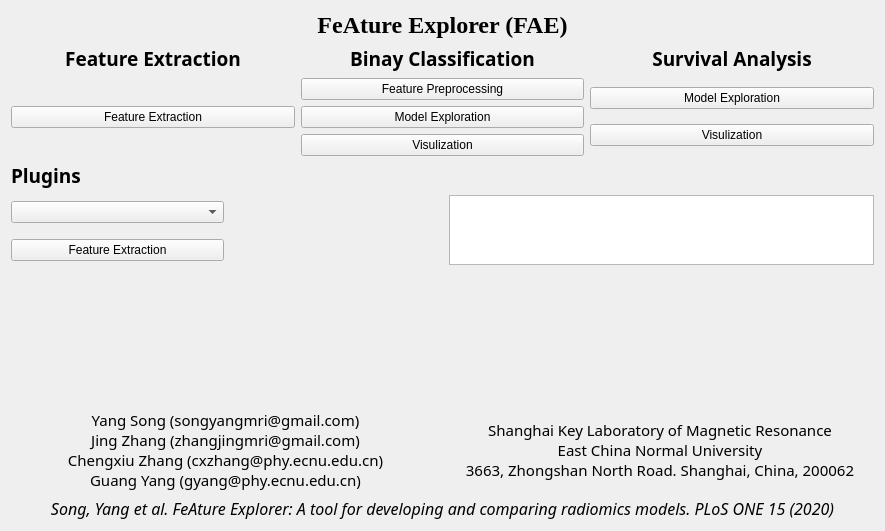
First picture: the form in HomeUI/HomePage.ui, repository salan668/FAE, before the edit.
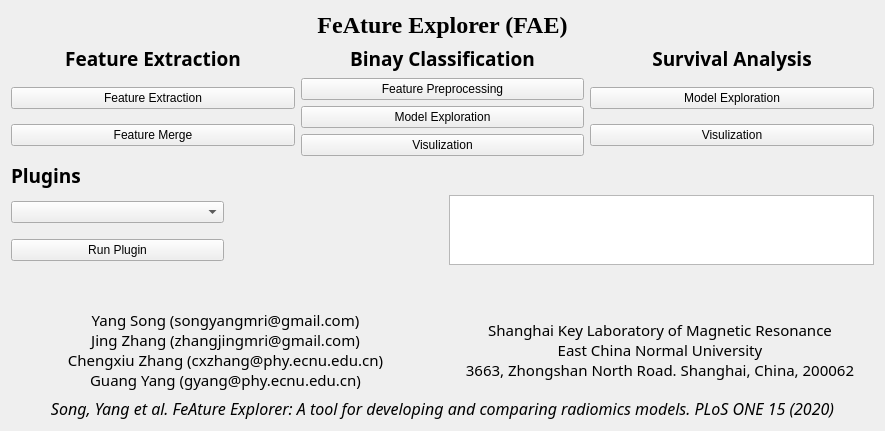
Second picture: the form after the edit.

Commit message: Add More Metrics and implement the Plugin Function

```diff
--- a/HomeUI/HomePage.ui
+++ b/HomeUI/HomePage.ui
@@ -7,7 +7,7 @@
     <x>0</x>
     <y>0</y>
     <width>885</width>
-    <height>531</height>
+    <height>431</height>
    </rect>
   </property>
   <property name="windowTitle">
@@ -15,7 +15,7 @@
   </property>
   <layout class="QGridLayout" name="gridLayout_3">
    <item row="0" column="0">
-    <layout class="QVBoxLayout" name="verticalLayout_3">
+    <layout class="QVBoxLayout" name="verticalLayout_4">
      <item>
       <widget class="QLabel" name="labelTitle">
        <property name="font">
@@ -94,12 +94,23 @@
         </widget>
        </item>
        <item row="1" column="0">
+        <layout class="QVBoxLayout" name="verticalLayout_3">
+         <item>
         <widget class="QPushButton" name="buttonFeatureExtraction">
          <property name="text">
           <string>Feature Extraction</string>
          </property>
         </widget>
        </item>
+         <item>
+          <widget class="QPushButton" name="buttonFeatureMerge">
+           <property name="text">
+            <string>Feature Merge</string>
+           </property>
+          </widget>
+         </item>
+        </layout>
+       </item>
        <item row="1" column="1">
         <layout class="QVBoxLayout" name="verticalLayout">
          <item>
@@ -181,7 +192,7 @@
        <item row="1" column="0">
         <widget class="QPushButton" name="buttonPluginRun">
          <property name="text">
-          <string>Feature Extraction</string>
+          <string>Run Plugin</string>
          </property>
         </widget>
        </item>
```
Lines whose indentation alone changed are shown as unchanged. The commit also changes 10 other files.
